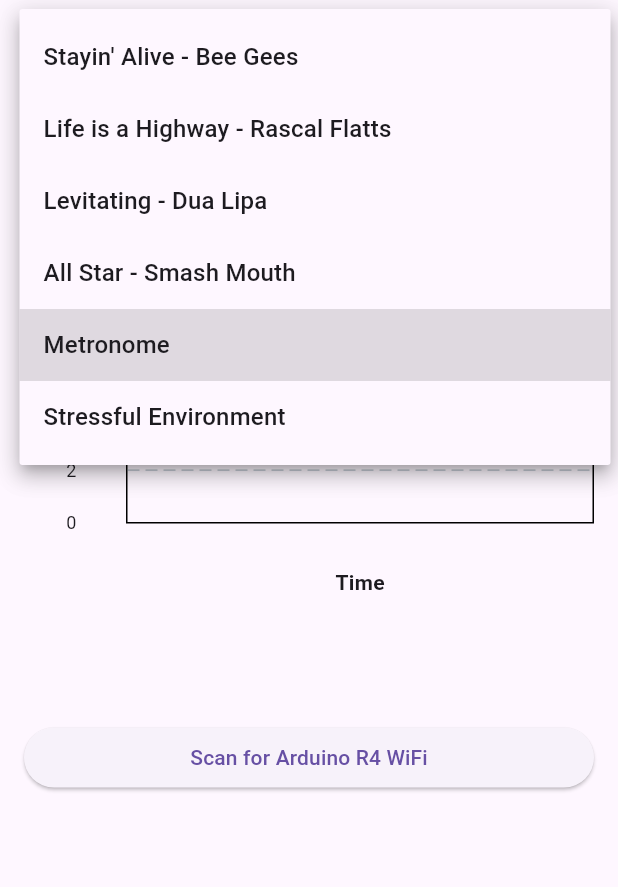
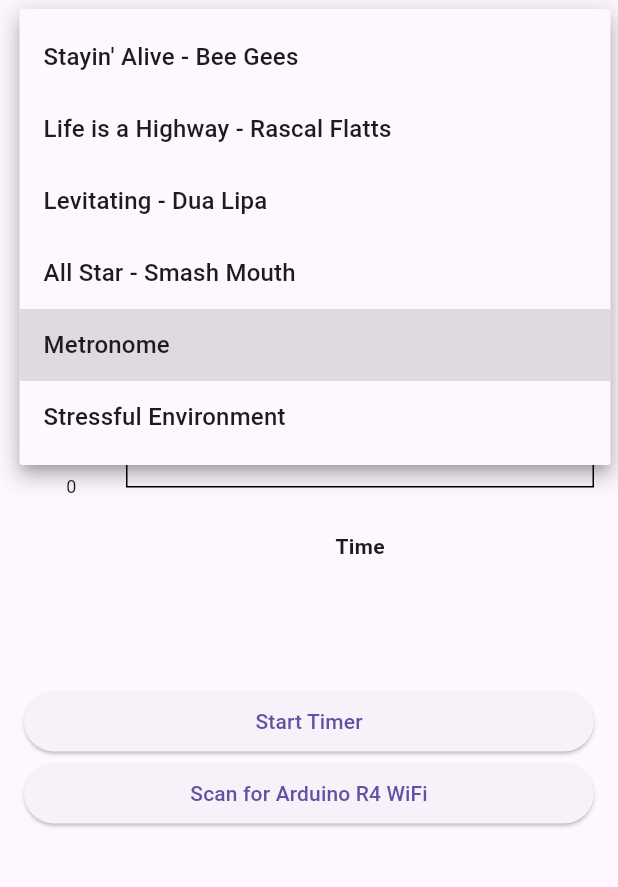
Before and after one commit to rrisic/CPR-PulseCoach, a Flutter app: the screen it shows after launch, after a tap on "Metronome", on a phone screen of 412 x 824 dp, the part 63-950 px from its top. Run offline on Flutter 3.47's test engine with Material 3 defaults, Android fonts, the phone set to English and light mode, and no system bars; drawn by our look-alikes of fl_chart; our stand-ins replace audioplayers, flutter_blue_plus, permission_handler.

Commit message:
timer popup now has countdown before starting

```diff
--- a/app/lib/main.dart
+++ b/app/lib/main.dart
@@ -5,6 +5,9 @@
 import 'package:permission_handler/permission_handler.dart';
 import 'dart:async';
 import 'dart:io' show Platform;
+
+// Starting test in 321
+// Timer: 30 - 1 seconds
 
 void main() async {
   // Ensure Flutter is initialized
@@ -142,6 +145,7 @@
   BluetoothCharacteristic? testResultCharacteristic;
   bool ledState = false;
   int receivedNumber = 0;
+  double currBPS = 2.0;
 
   // Audio file selection
   final List<Map<String, String>> audioFiles = [
@@ -174,7 +178,7 @@
     // Initialize animation controller for pulsating effect
     _animationController = AnimationController(
       vsync: this,
-      duration: Duration(milliseconds: 582), // Duration of one heartbeat cycle
+      duration: Duration(milliseconds: (1000 / currBPS).round()), // Duration of one heartbeat cycle
     )..repeat(reverse: true); // Repeat the animation, reversing direction
 
     _pulseAnimation = Tween<double>(begin: 1.0, end: 1.1).animate(
@@ -186,7 +190,8 @@
   }
 
   void showTimerPopup(BuildContext context) {
-    int timeLeft = 30;
+    int countdown = 3; // Start from 3 for "Starting test in"
+    String title = "Starting test in";
     Timer? timer;
 
     showDialog(
@@ -196,21 +201,25 @@
         return StatefulBuilder(
           builder: (context, setPopupState) {
             timer ??= Timer.periodic(Duration(seconds: 1), (Timer t) {
-              if (timeLeft > 0) {
-                timeLeft--;
-                setPopupState(() {}); // Trigger rebuild of popup UI
-              } else {
-                t.cancel();
-                Navigator.of(context).pop(); // Close timer popup
-                //showScorePopup(context); // Show score popup
-              }
+              setPopupState(() {
+                countdown--;
+                if (countdown == 0 && title == "Starting test in") {
+                  // Switch to Timer stage
+                  title = "Timer";
+                  countdown = 30;
+                } else if (countdown == 0 && title == "Timer") {
+                  t.cancel();
+                  Navigator.of(context).pop();
+                }
+              });
             });
 
             return AlertDialog(
-              title: Text("Timer"),
+              title: Center(child: Text(title)),
               content: Text(
-                "Time remaining: $timeLeft seconds",
-                style: TextStyle(fontSize: 20),
+                "$countdown",
+                style: TextStyle(fontSize: 36, fontWeight: FontWeight.bold),
+                textAlign: TextAlign.center,
               ),
               actions: [
                 TextButton(
@@ -528,7 +537,12 @@
   }
   double _calculateAverage() {
     if (recentNumbers.isEmpty) return 0.0;
-    return recentNumbers.reduce((a, b) => a + b) / recentNumbers.length;
+    double bps = recentNumbers.reduce((a, b) => a + b) / recentNumbers.length;
+    currBPS = bps;
+    if(currBPS == 0){
+      currBPS = 1.0;
+    }
+    return bps;
   }
   @override
   Widget build(BuildContext context) {
@@ -618,7 +632,6 @@
           ),
           SizedBox(height: 20),
           // Input Section
-
 
           // Graph Section
           Expanded(
@@ -774,6 +787,13 @@
           ),
           SizedBox(height: 80),
 
+          ElevatedButton(
+            onPressed: () {
+              showTimerPopup(context);
+            },
+            child: Text('Start Timer'),
+          ),
+
           // Bluetooth Scan Button
           ElevatedButton(
             onPressed: isScanning ? null : _startBluetoothScan,
@@ -801,7 +821,6 @@
               },
             ),
           ),
-
         ],
       ),
     );
```
